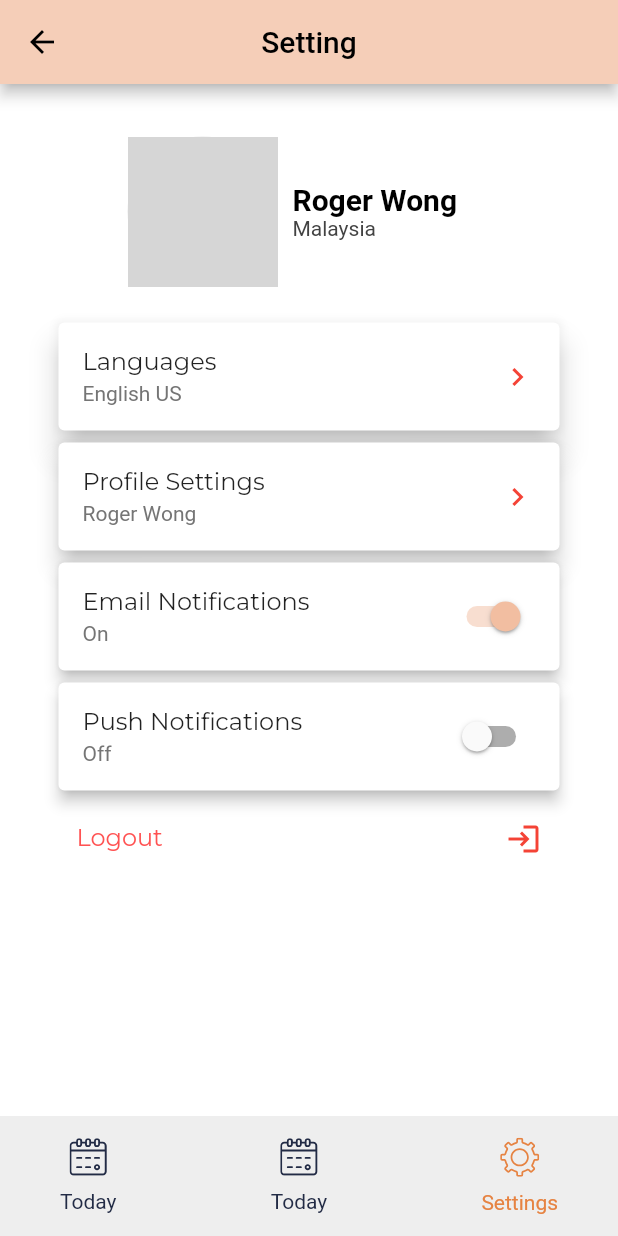
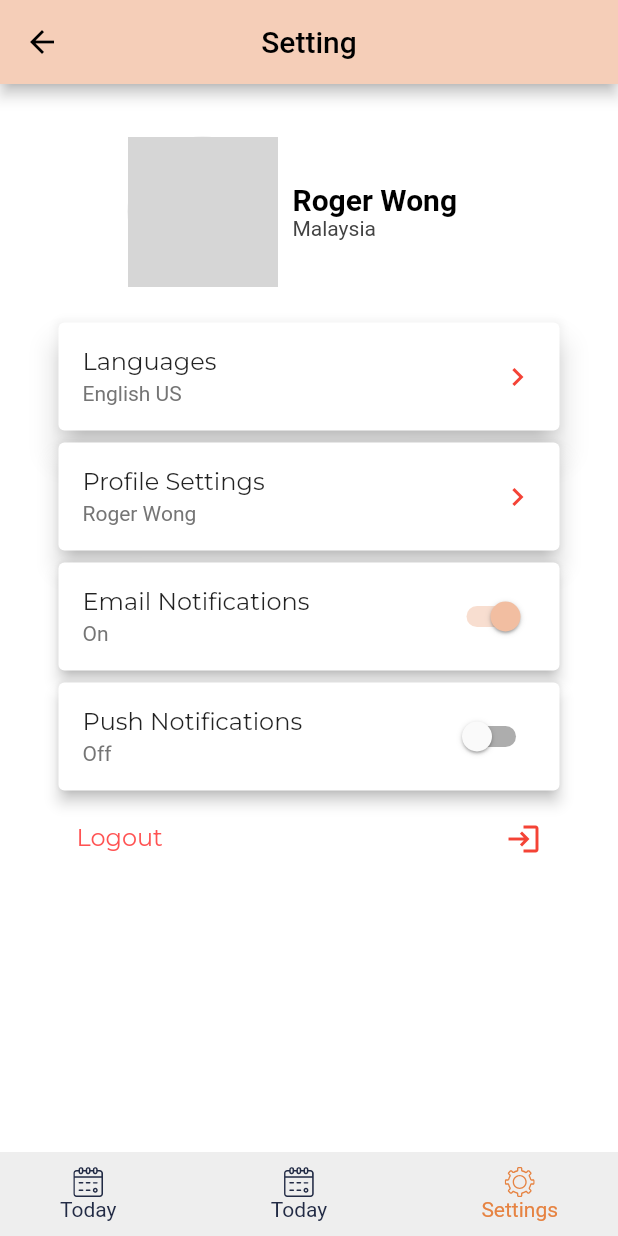
Before and after one commit to naseweisssss/sunshine, a Flutter app: the mainhomePage screen opened directly, after a tap on "Settings", on a phone screen of 412 x 824 dp. Run offline on Flutter 3.47's test engine with Material 2 defaults, Android fonts, the phone set to English and light mode, and no system bars; drawn by our look-alikes of circular_profile_avatar; our stand-ins replace flutter_svg, geolocator, google_fonts, google_maps_flutter; missing offline and left inert: dart:ffi; network calls fail; grey boxes are pictures that could not be loaded.

Commit message:
Setting page and home page update

```diff
--- a/lib/main.dart
+++ b/lib/main.dart
@@ -18,7 +18,7 @@
   Widget build(BuildContext context) {
     return MaterialApp(
       onGenerateRoute: createRoute,
-      initialRoute: mainhomepageRoute,
+      initialRoute: homeRoute,
       theme: ThemeData(
         fontFamily: "Cairo",
         scaffoldBackgroundColor: kBackgroundColor,
--- a/lib/screen/authentication/login.dart
+++ b/lib/screen/authentication/login.dart
@@ -1,6 +1,7 @@
 import 'package:flutter/material.dart';
 import 'package:flutter/rendering.dart';
 import 'package:sunshine/screen/authentication/signup.dart';
+import 'package:sunshine/screen/mainhomePage/mainhomePage.dart';
 
 class HexColor extends Color {
   static int _getColorFromHex(String hexColor) {
@@ -83,7 +84,8 @@
                       onPressed: () {
                         Navigator.push(
                           context,
-                            MaterialPageRoute(builder: (context) => SignupPage()),
+                          MaterialPageRoute(
+                              builder: (context) => mainhomePage()),
                         );
                       },
                       color: HexColor('AE4C29'),
--- a/lib/screen/mainhomePage/Widgets/BottomNavItem.dart
+++ b/lib/screen/mainhomePage/Widgets/BottomNavItem.dart
@@ -23,6 +23,8 @@
         mainAxisAlignment: MainAxisAlignment.spaceAround,
         children: [
           SvgPicture.asset(svgScr,
+              height: 20,
+              width: 20,
               color: isActive ? kActiveIconColor : kTextColor),
           Text(
             title,
--- a/lib/screen/mainhomePage/Widgets/category_card.dart
+++ b/lib/screen/mainhomePage/Widgets/category_card.dart
@@ -19,6 +19,7 @@
       child: Padding(
         padding: const EdgeInsets.all(16.0),
         child: Container(
+          margin: EdgeInsets.all(8.0),
           decoration: BoxDecoration(
             color: Colors.white,
             borderRadius: BorderRadius.circular(13),
--- a/lib/screen/mainhomePage/mainhomePage.dart
+++ b/lib/screen/mainhomePage/mainhomePage.dart
@@ -17,16 +17,21 @@
     return Scaffold(
       bottomNavigationBar: Container(
         padding: EdgeInsets.symmetric(horizontal: 40, vertical: 10),
-        height: 80,
+        height: 56,
         color: Colors.white,
         child: Row(
           mainAxisAlignment: MainAxisAlignment.spaceBetween,
           children: [
             BottomNavItem(
               title: "Today",
-              svgScr: "icons/icons/calendar.svg",
-              press: () {},
-              isActive: false,
+              svgScr: "icons/icons/homepage.svg",
+              press: () {
+                Navigator.push(
+                  context,
+                  MaterialPageRoute(builder: (context) => mainhomePage()),
+                );
+              },
+              isActive: true,
             ),
             BottomNavItem(
               title: "Today",
@@ -43,7 +48,7 @@
                   MaterialPageRoute(builder: (context) => AccountScreen()),
                 );
               },
-              isActive: true,
+              isActive: false,
             ),
           ],
         ),
@@ -101,7 +106,11 @@
                     ),
                   ),
                 ),
-                Expanded(
+                ConstrainedBox(
+                  constraints: BoxConstraints(
+                    maxHeight: 245,
+                  ),
+                  child: Expanded(
                     child: GridView.count(
                       crossAxisCount: 2,
                       childAspectRatio: .85,
@@ -119,6 +128,17 @@
                       ],
                     ),
                   ),
+                ),
+                Container(
+                  padding: EdgeInsets.fromLTRB(20.0, 0, 0, 0),
+                  child: Text(
+                    "Solar Panel",
+                    style: Theme.of(context).textTheme.subtitle1!.copyWith(
+                        fontWeight: FontWeight.w900,
+                        fontSize: 20,
+                        color: Colors.black),
+                  ),
+                ),
               ],
             ),
           ),
--- a/lib/screen/mainhomePage/setting.dart
+++ b/lib/screen/mainhomePage/setting.dart
@@ -2,6 +2,7 @@
 import 'package:flutter/material.dart';
 import 'package:circular_profile_avatar/circular_profile_avatar.dart';
 import 'package:google_fonts/google_fonts.dart';
+import 'package:sunshine/screen/mainhomePage/mainhomePage.dart';
 import 'editprofile.dart';
 import 'Widgets/BottomNavItem.dart';
 
@@ -43,7 +44,7 @@
       ),
       bottomNavigationBar: Container(
         padding: EdgeInsets.symmetric(horizontal: 40, vertical: 10),
-        height: 80,
+        height: 56,
         color: Colors.grey[200],
         child: Row(
           mainAxisAlignment: MainAxisAlignment.spaceBetween,
@@ -51,7 +52,12 @@
             BottomNavItem(
               title: "Today",
               svgScr: "icons/icons/calendar.svg",
-              press: () {},
+              press: () {
+                Navigator.push(
+                  context,
+                  MaterialPageRoute(builder: (context) => mainhomePage()),
+                );
+              },
               isActive: false,
             ),
             BottomNavItem(
```
Also changed, not shown: icons/icons/homepage.svg (added). Lines whose indentation alone changed are shown as unchanged.
